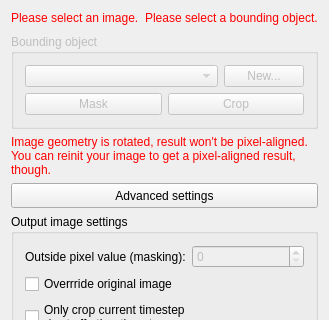
MITK/MITK, file Plugins/org.mitk.gui.qt.imagecropper/src/internal/ImageCropperControls.ui: the form before one commit; both pictures show x 0 to 329 and y 0 to 320 of the 329 by 863 pixel window.
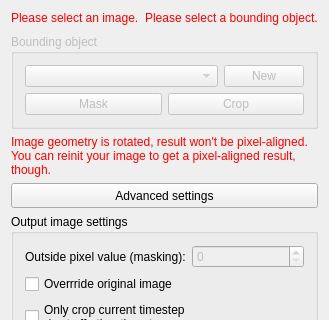
The form after the commit. Custom widgets are drawn as their Qt base class.

Diff of the .ui file:
```diff
--- a/Plugins/org.mitk.gui.qt.imagecropper/src/internal/ImageCropperControls.ui
+++ b/Plugins/org.mitk.gui.qt.imagecropper/src/internal/ImageCropperControls.ui
@@ -513,7 +513,7 @@
            </sizepolicy>
           </property>
           <property name="text">
-           <string>New...</string>
+           <string>New</string>
           </property>
          </widget>
         </item>
```
